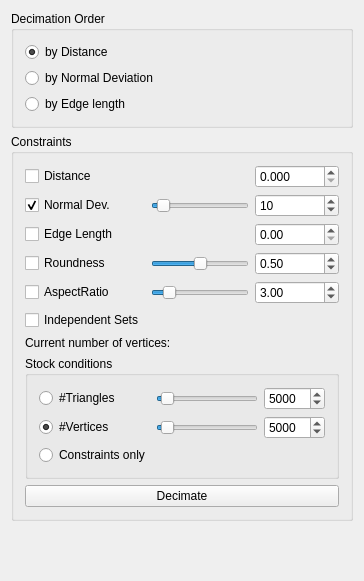
Old version of the form Plugin-Decimater/decimaterToolbar.ui in the repository ShenRen/OpenFlipper.
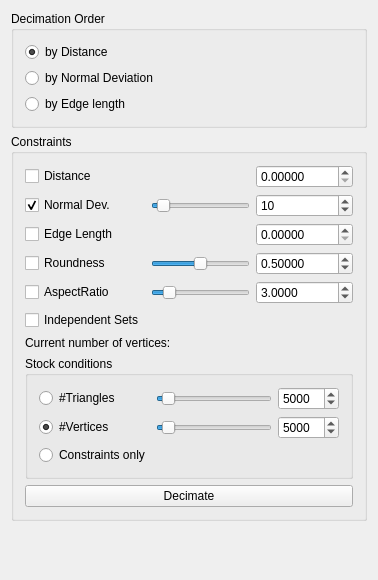
New version of the form.

Commit message: Add more dicmal points to the spin boxes. Stop annoying switching of the radio buttons on updates.

Patch:
```diff
--- a/Plugin-Decimater/decimaterToolbar.ui
+++ b/Plugin-Decimater/decimaterToolbar.ui
@@ -6,8 +6,8 @@
    <rect>
     <x>0</x>
     <y>0</y>
-    <width>364</width>
-    <height>581</height>
+    <width>378</width>
+    <height>580</height>
    </rect>
   </property>
   <property name="windowTitle">
@@ -71,7 +71,7 @@
            <string>The Hausdorff distance between the original and the decimated mesh will be lower than the given tolerance.</string>
           </property>
           <property name="decimals">
-           <number>3</number>
+           <number>5</number>
           </property>
           <property name="maximum">
            <double>10000.000000000000000</double>
@@ -189,7 +189,7 @@
            <string>The roundness ( radius of the circumference divided by the   length of the shortest edge) after the collapse has to be lower than the given value.</string>
           </property>
           <property name="decimals">
-           <number>2</number>
+           <number>5</number>
           </property>
           <property name="maximum">
            <double>1.000000000000000</double>
@@ -217,6 +217,9 @@
           <property name="toolTip">
            <string>The aspect ration of a triangle( the length of the longest edge divided by its corresponding height) after the collapse has to be greater than the given value.</string>
           </property>
+          <property name="decimals">
+           <number>4</number>
+          </property>
           <property name="minimum">
            <double>1.200000000000000</double>
           </property>
@@ -262,6 +265,9 @@
           <property name="toolTip">
            <string>A collapse is only performed, if the length after the collapse is lower than the given value.</string>
           </property>
+          <property name="decimals">
+           <number>5</number>
+          </property>
           <property name="singleStep">
            <double>0.010000000000000</double>
           </property>
```
The commit also changes 1 other file.
